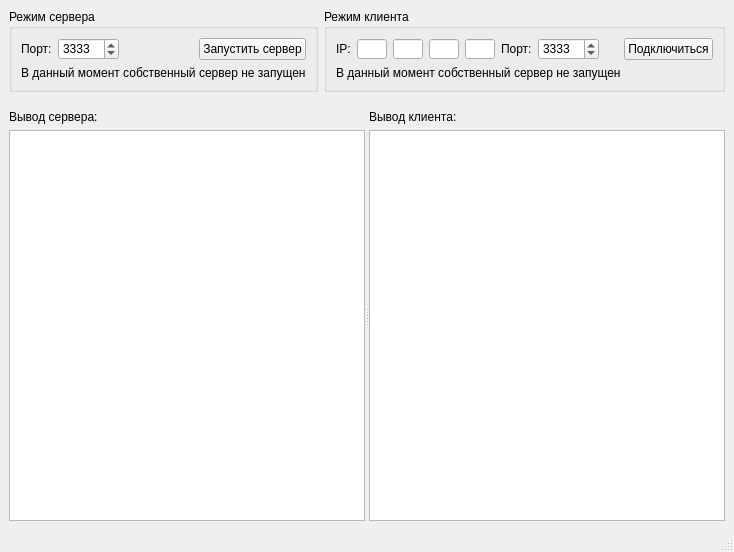
Qt form mainwindow.ui (CJayM/PingPong) before a commit.
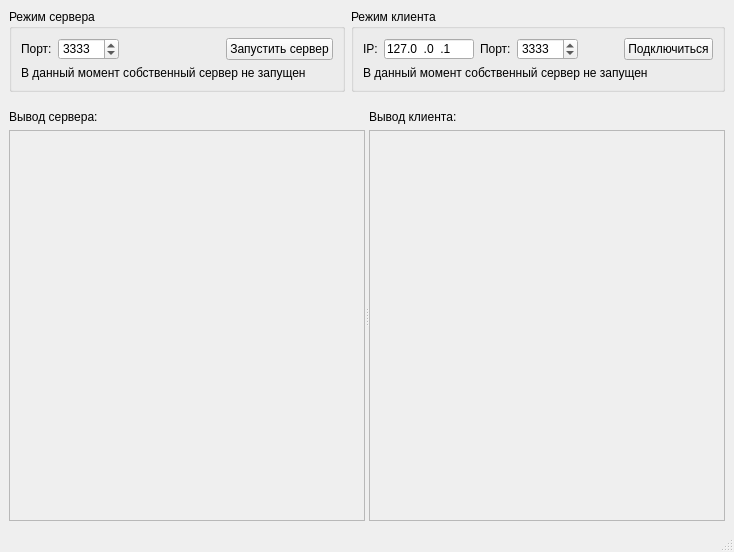
The same form after that commit.

Commit message: Подправлены имена в UI

```diff
--- a/mainwindow.ui
+++ b/mainwindow.ui
@@ -69,7 +69,7 @@
                </widget>
               </item>
               <item>
-               <widget class="QSpinBox" name="spinBox_2">
+               <widget class="QSpinBox" name="spinServerPort">
                 <property name="sizePolicy">
                  <sizepolicy hsizetype="Minimum" vsizetype="Fixed">
                   <horstretch>0</horstretch>
@@ -104,7 +104,7 @@
                </spacer>
               </item>
               <item>
-               <widget class="QPushButton" name="pushButton_2">
+               <widget class="QPushButton" name="btnServer">
                 <property name="text">
                  <string>Запустить сервер</string>
                 </property>
@@ -138,18 +138,16 @@
                </widget>
               </item>
               <item>
-               <layout class="QHBoxLayout" name="horizontalLayout">
-                <item>
-                 <widget class="QLineEdit" name="lineEdit">
+               <widget class="QLineEdit" name="editServerIp">
                   <property name="sizePolicy">
-                   <sizepolicy hsizetype="Fixed" vsizetype="Fixed">
+                 <sizepolicy hsizetype="Minimum" vsizetype="Fixed">
                     <horstretch>0</horstretch>
                     <verstretch>0</verstretch>
                    </sizepolicy>
                   </property>
                   <property name="minimumSize">
                    <size>
-                    <width>30</width>
+                  <width>90</width>
                     <height>20</height>
                    </size>
                   </property>
@@ -160,98 +158,15 @@
                    </size>
                   </property>
                   <property name="inputMask">
-                   <string notr="true"/>
-                  </property>
-                  <property name="maxLength">
-                   <number>3</number>
-                  </property>
-                 </widget>
-                </item>
-                <item>
-                 <widget class="QLineEdit" name="lineEdit_2">
-                  <property name="sizePolicy">
-                   <sizepolicy hsizetype="Fixed" vsizetype="Fixed">
-                    <horstretch>0</horstretch>
-                    <verstretch>0</verstretch>
-                   </sizepolicy>
-                  </property>
-                  <property name="minimumSize">
-                   <size>
-                    <width>30</width>
-                    <height>20</height>
-                   </size>
-                  </property>
-                  <property name="maximumSize">
-                   <size>
-                    <width>30</width>
-                    <height>20</height>
-                   </size>
-                  </property>
-                  <property name="inputMask">
-                   <string notr="true"/>
-                  </property>
+                 <string notr="true">000.000.000.000</string>
+                </property>
+                <property name="text">
+                 <string>127.0.0.1</string>
+                </property>
                   <property name="maxLength">
-                   <number>3</number>
-                  </property>
-                 </widget>
-                </item>
-                <item>
-                 <widget class="QLineEdit" name="lineEdit_3">
-                  <property name="sizePolicy">
-                   <sizepolicy hsizetype="Fixed" vsizetype="Fixed">
-                    <horstretch>0</horstretch>
-                    <verstretch>0</verstretch>
-                   </sizepolicy>
-                  </property>
-                  <property name="minimumSize">
-                   <size>
-                    <width>30</width>
-                    <height>20</height>
-                   </size>
-                  </property>
-                  <property name="maximumSize">
-                   <size>
-                    <width>30</width>
-                    <height>20</height>
-                   </size>
-                  </property>
-                  <property name="inputMask">
-                   <string notr="true"/>
-                  </property>
-                  <property name="maxLength">
-                   <number>3</number>
-                  </property>
-                 </widget>
-                </item>
-                <item>
-                 <widget class="QLineEdit" name="lineEdit_4">
-                  <property name="sizePolicy">
-                   <sizepolicy hsizetype="Fixed" vsizetype="Fixed">
-                    <horstretch>0</horstretch>
-                    <verstretch>0</verstretch>
-                   </sizepolicy>
-                  </property>
-                  <property name="minimumSize">
-                   <size>
-                    <width>30</width>
-                    <height>20</height>
-                   </size>
-                  </property>
-                  <property name="maximumSize">
-                   <size>
-                    <width>30</width>
-                    <height>20</height>
-                   </size>
-                  </property>
-                  <property name="inputMask">
-                   <string notr="true"/>
-                  </property>
-                  <property name="maxLength">
-                   <number>3</number>
-                  </property>
-                 </widget>
-                </item>
-               </layout>
+                 <number>15</number>
+                </property>
+               </widget>
               </item>
               <item>
                <widget class="QLabel" name="label_2">
@@ -261,7 +176,7 @@
                </widget>
               </item>
               <item>
-               <widget class="QSpinBox" name="spinBox_3">
+               <widget class="QSpinBox" name="spinClientPort">
                 <property name="sizePolicy">
                  <sizepolicy hsizetype="Minimum" vsizetype="Fixed">
                   <horstretch>0</horstretch>
@@ -296,7 +211,7 @@
                </spacer>
               </item>
               <item>
-               <widget class="QPushButton" name="pushButton">
+               <widget class="QPushButton" name="btnClient">
                 <property name="text">
                  <string>Подключиться</string>
                 </property>
@@ -370,7 +285,21 @@
             </widget>
            </item>
            <item>
-            <widget class="QTextEdit" name="textEdit"/>
+            <widget class="QTextEdit" name="textServerLog">
+             <property name="enabled">
+              <bool>false</bool>
+             </property>
+             <property name="readOnly">
+              <bool>true</bool>
+             </property>
+             <property name="html">
+              <string>&lt;!DOCTYPE HTML PUBLIC &quot;-//W3C//DTD HTML 4.0//EN&quot; &quot;http://www.w3.org/TR/REC-html40/strict.dtd&quot;&gt;
+&lt;html&gt;&lt;head&gt;&lt;meta name=&quot;qrichtext&quot; content=&quot;1&quot; /&gt;&lt;style type=&quot;text/css&quot;&gt;
+p, li { white-space: pre-wrap; }
+&lt;/style&gt;&lt;/head&gt;&lt;body style=&quot; font-family:'MS Shell Dlg 2'; font-size:8.25pt; font-weight:400; font-style:normal;&quot;&gt;
+&lt;p style=&quot;-qt-paragraph-type:empty; margin-top:0px; margin-bottom:0px; margin-left:0px; margin-right:0px; -qt-block-indent:0; text-indent:0px;&quot;&gt;&lt;br /&gt;&lt;/p&gt;&lt;/body&gt;&lt;/html&gt;</string>
+             </property>
+            </widget>
            </item>
           </layout>
          </widget>
@@ -402,7 +331,14 @@
             </widget>
            </item>
            <item>
-            <widget class="QTextEdit" name="textEdit_2"/>
+            <widget class="QTextEdit" name="textClientLog">
+             <property name="enabled">
+              <bool>false</bool>
+             </property>
+             <property name="readOnly">
+              <bool>true</bool>
+             </property>
+            </widget>
            </item>
           </layout>
          </widget>
```
Lines whose indentation alone changed are shown as unchanged.
